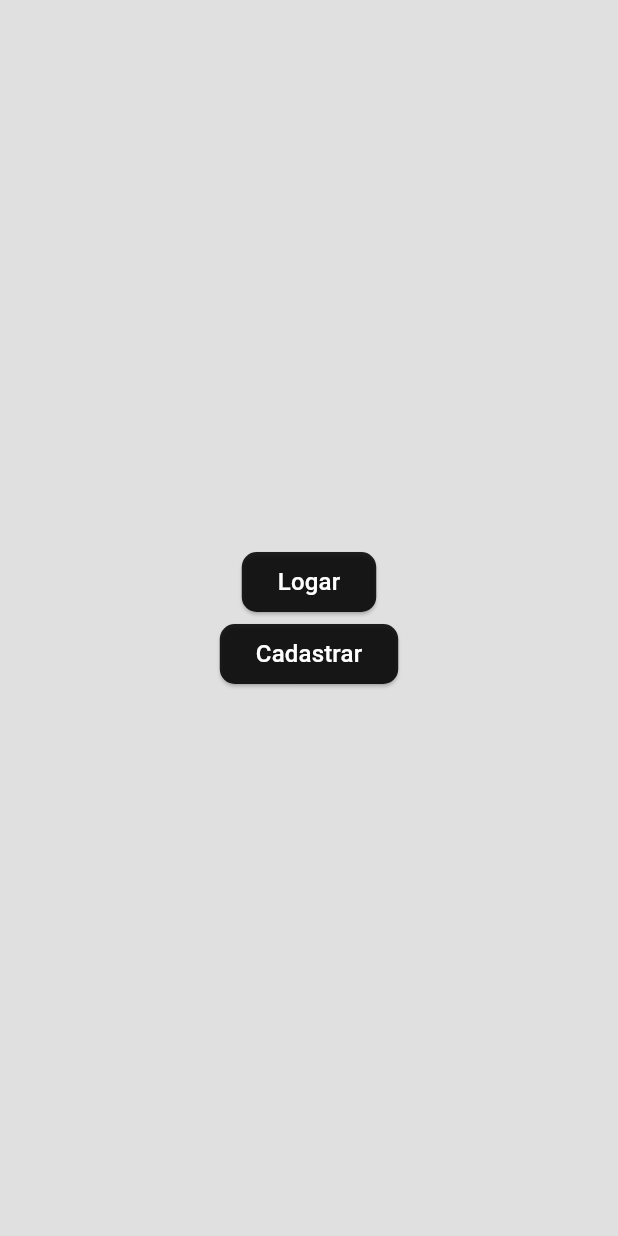
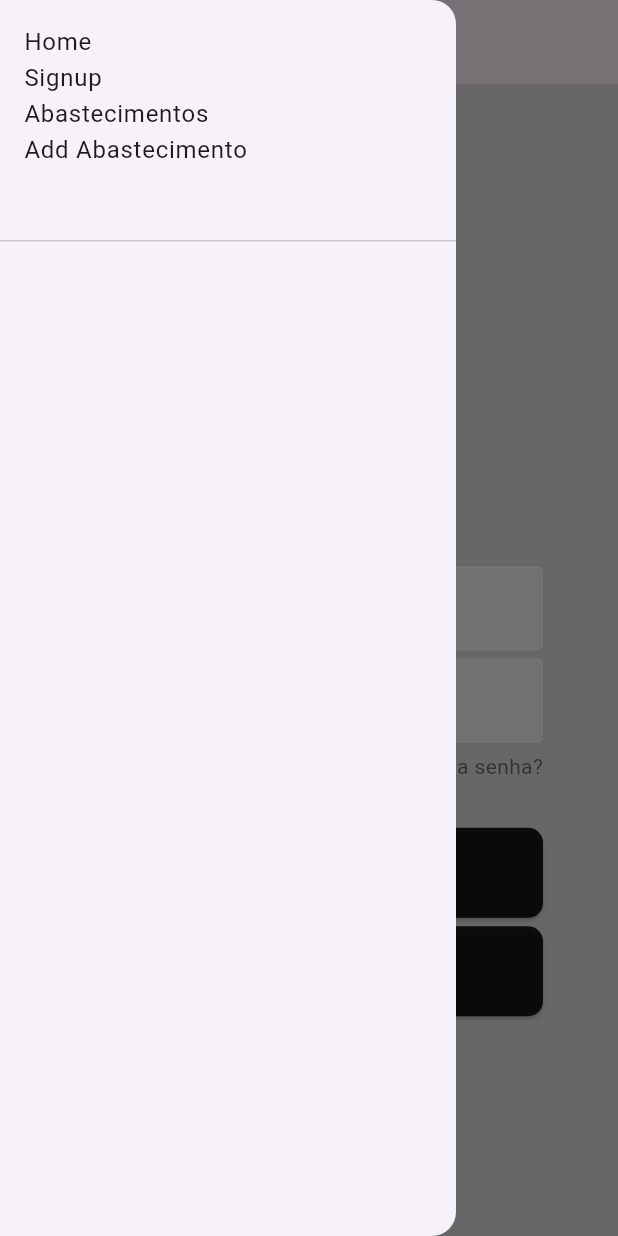
Before and after one commit to JonasGz/abast_control, a Flutter app: the screen it shows after launch, with the side drawer open (before the commit the screen has no drawer), on a phone screen of 412 x 824 dp. Run offline on Flutter 3.47's test engine with Material 3 defaults, Android fonts, the phone set to English and light mode, and no system bars; our stand-ins replace firebase_auth, firebase_core; accounts and stored records are empty.

Commit message:
add abast, drawer and configs routes

```diff
--- /dev/null
+++ b/lib/components/drawer_component.dart
@@ -0,0 +1,46 @@
+import 'package:flutter/material.dart';
+
+class DrawerComponent extends StatelessWidget {
+  const DrawerComponent({super.key});
+
+  @override
+  Widget build(BuildContext context) {
+    return Drawer(
+      child: ListView(
+        children: [
+          DrawerHeader(
+          child: Column(
+            crossAxisAlignment: CrossAxisAlignment.start,
+            children: [
+              GestureDetector(
+                child: Text('Home'),
+                onTap: () {
+                  Navigator.pushNamed(context, '/');
+                },
+              ),
+              GestureDetector(
+                child: Text('Signup'),
+                onTap: () {
+                  Navigator.pushNamed(context, '/signup');
+                },
+          ),
+              GestureDetector(
+                child: Text('Abastecimentos'),
+                onTap: () {
+                  Navigator.pushNamed(context, '/abast-page');
+              },
+          ),
+              GestureDetector(
+                child: Text('Add Abastecimento'),
+                onTap: () {
+                  Navigator.pushNamed(context, '/abast-add-page');
+              },
+          ),
+            ],
+          ),
+          )
+        ],
+      ),
+    );
+  }
+}
--- a/lib/components/login_form.dart
+++ b/lib/components/login_form.dart
@@ -14,7 +14,7 @@ class LoginForm extends StatelessWidget {
         final credential = await FirebaseAuth.instance
             .signInWithEmailAndPassword(
                 email: emailController.text, password: passwordController.text);
-        Navigator.pushNamed(context, '/');
+        Navigator.pushNamed(context, '/abast-page');
       } on FirebaseAuthException catch (e) {
         if (e.code == 'user-not-found') {
           print('No user found for that email.');
--- a/lib/main.dart
+++ b/lib/main.dart
@@ -31,9 +31,12 @@ class MyApp extends StatelessWidget {
       ],
       child: MaterialApp(
         routes: {
-          '/': routes.home(context),
-          '/login': routes.login(context),
+          '/': routes.login(context),
+          // '/login': routes.login(context),
           '/signup': routes.signUp(context),
+          '/abast-page': routes.abastPage(context),
+          '/abast-add-page': routes.abastAddPage(context),
+
         },
         title: 'Abastecimento Control',
         debugShowCheckedModeBanner: false,
--- a/lib/pages/login_page.dart
+++ b/lib/pages/login_page.dart
@@ -1,3 +1,4 @@
+import 'package:abast_app/components/drawer_component.dart';
 import 'package:abast_app/components/login_form.dart';
 import 'package:flutter/material.dart';
 
@@ -9,15 +10,9 @@ class LoginPage extends StatelessWidget {
     return Scaffold(
       backgroundColor: Colors.grey[300],
       appBar: AppBar(
-        centerTitle: true,
-        title: Text('Login Screen'),
-        leading: GestureDetector(
-          onTap: () {
-            Navigator.pushNamed(context, '/');
-          },
-          child: const Icon(Icons.arrow_back),
-        ),
+        title: Text('Login Page'),
       ),
+      drawer: DrawerComponent(),
       body: Container(
         alignment: Alignment.center,
         child: Column(
--- a/lib/routes/routes.dart
+++ b/lib/routes/routes.dart
@@ -1,3 +1,5 @@
+import 'package:abast_app/pages/abast_add_page.dart';
+import 'package:abast_app/pages/abast_page.dart';
 import 'package:abast_app/pages/home_page.dart';
 import 'package:abast_app/pages/login_page.dart';
 import 'package:abast_app/pages/signup_page.dart';
@@ -18,4 +20,12 @@ class Routes {
   signUp(context) {
     return (context) => const SignupPage();
   }
+
+  abastPage(context) {
+    return (context) => const AbastPage();
+  }
+
+  abastAddPage(context) {
+    return (context) =>const AbastAddPage();
+  }
 }
```
Also changed, not shown: lib/components/abast_add.dart (added, +44 -0 lines), lib/components/abast_list.dart (+7 -9 lines), lib/components/list_abast_tile.dart (+7 -3 lines), lib/pages/abast_add_page.dart (added, +18 -0 lines), lib/pages/abast_page.dart (added, +18 -0 lines), lib/pages/signup_page.dart (+3 -8 lines), lib/models/model.dart (line endings or trailing spaces), 9 other files.
